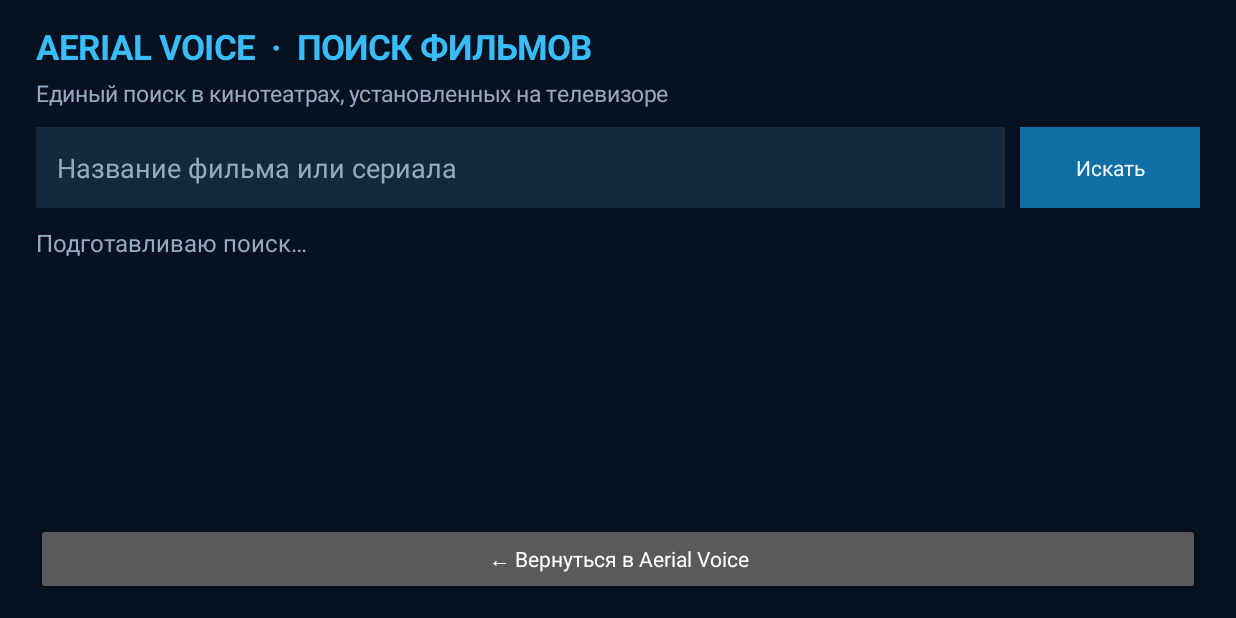
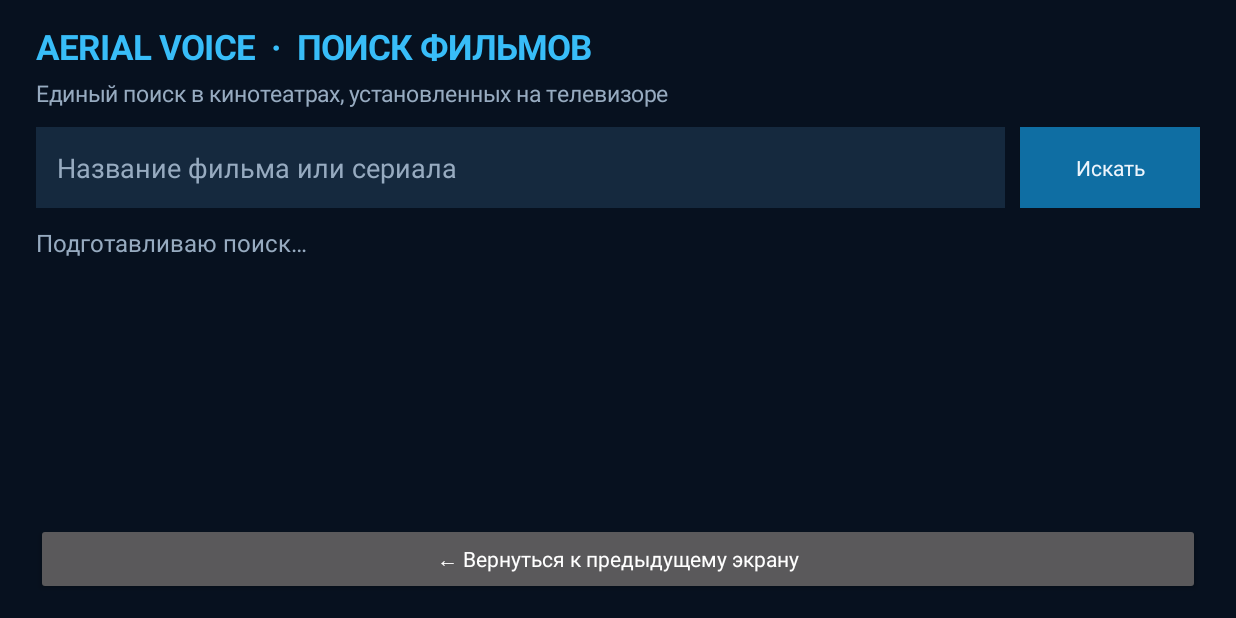
Before and after one commit to lDeathKingl/Aerial-Voice, an Android app: the SearchResultsActivity screen opened directly, with no data from a screen before it, on a phone screen of 824 x 412 dp (held sideways). Run offline under Robolectric (Android 15) with nearby library versions, the phone set to English and light mode, and no system bars.

Commit message:
polish: 0.9.1 diagnostics and clear installation/search labels

```diff
--- a/aerial-voice/app/src/main/java/app/orchard/tv/aerialvoice/SearchResultsActivity.java
+++ b/aerial-voice/app/src/main/java/app/orchard/tv/aerialvoice/SearchResultsActivity.java
@@ -99,7 +99,7 @@ public final class SearchResultsActivity extends Activity {
         scroller.addView(cards);
         frame.addView(scroller,new LinearLayout.LayoutParams(-1,0,1f));
         Button back=new Button(this);
-        back.setText("← Вернуться в Aerial Voice");
+        back.setText("← Вернуться к предыдущему экрану");
         back.setAllCaps(false);
         back.setOnClickListener(v->finish());
         frame.addView(back);
```
